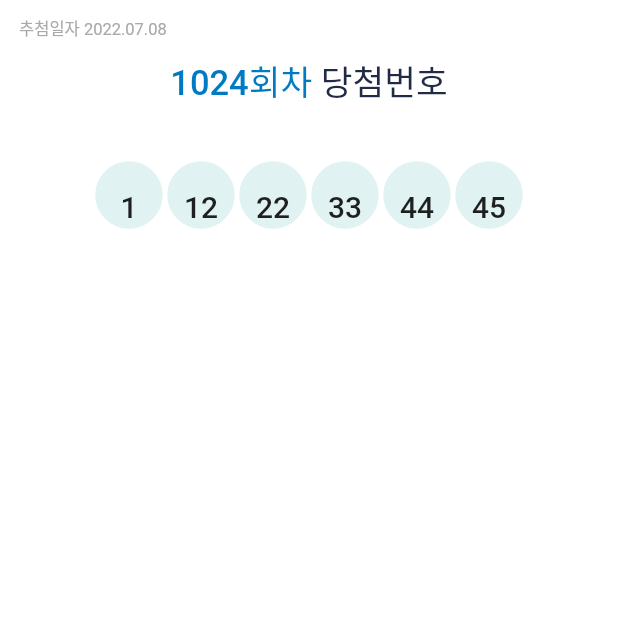
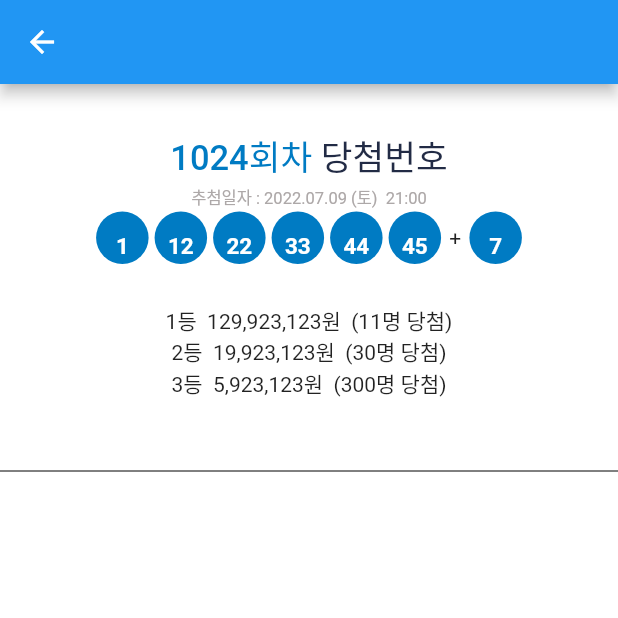
Before and after one commit to BangJihoon/Lottery_Bang, a Flutter app: the screen it shows after launch, after a tap on "건너뛰기", on a phone screen of 412 x 824 dp, the top half of it. Run offline on Flutter 3.47's test engine with Material 2 defaults, Android fonts, the phone set to English and light mode, and no system bars; drawn by our look-alikes of carousel_slider.

Commit message:
refactor : Extract Widget - titleText

```diff
--- a/lib/presentation/screens/home.dart
+++ b/lib/presentation/screens/home.dart
@@ -14,28 +14,29 @@ class _HomeState extends State<Home> {
   @override
   Widget build(BuildContext context) {
     return Scaffold(
+      appBar: AppBar(),
       body: SafeArea(
         child: Container(
           child: Center(
             child: Column(
                 children: [
-                  /// 추첨일자
-                  const Padding(
-                      padding : EdgeInsets.all(10.0),
-                      child: Align(
-                          alignment: Alignment.centerLeft,
-                          child:
-                            Text(' 추첨일자 2022.07.08  ',
-                            style: TextStyle(
-                                color: FColors.grey_3,
-                                fontSize: 11.0
+                  /// 최근 7게임 번호
+                  CarouselSlider(
+                    carouselController: _controller,
+                    options: CarouselOptions(
+                        height: 250.0,
+                        scrollDirection: Axis.horizontal,
+                        enlargeCenterPage: true,
+                        viewportFraction: 1.0,
                     ),
-                          ),
-                      ),
-                  ),
+                    items: [0, 1, 2, 3, 4, 5, 6 ,7 ].map((i) {
+                      return Builder(
+                        builder: (BuildContext context) {
+                          return Column(
+                            children : [
                               /// 타이틀
                               Padding(
-                    padding: const EdgeInsets.fromLTRB(15,0,15,10),
+                                padding: const EdgeInsets.fromLTRB(15,30,15,3),
                                 child: RichText(
                                   text: const TextSpan(
                                       style: TextStyle(color: FColors.blue,fontSize: 23.0, fontWeight: FontWeight.w500),
@@ -46,19 +47,18 @@ class _HomeState extends State<Home> {
                                   ),
                                 ),
                               ),
-                  /// 최근 7게임 번호
-                  CarouselSlider(
-                    carouselController: _controller,
-                    options: CarouselOptions(
-                        height: 100.0,
-                        scrollDirection: Axis.horizontal,
-                        enlargeCenterPage: true,
-                        viewportFraction: 1.0
+                              /// 추첨일자
+                              Align(
+                                alignment: Alignment.center,
+                                child:
+                                Text(' 추첨일자 : 2022.07.09 (토)  21:00 ',
+                                  style: TextStyle(
+                                      color: FColors.grey_3,
+                                      fontSize: 11.0
                                   ),
-                    items: [0, 1, 2, 3, 4, 5, 6 ,7 ].map((i) {
-                      return Builder(
-                        builder: (BuildContext context) {
-                          return Row(
+                                ),
+                              ),
+                              Row(
                                 mainAxisAlignment: MainAxisAlignment.center,
                                 children: [
                                   LotteryNumber('1'),
@@ -67,11 +67,20 @@ class _HomeState extends State<Home> {
                                   LotteryNumber('33'),
                                   LotteryNumber('44'),
                                   LotteryNumber('45'),
+                                  const Text(" + "),
+                                  LotteryNumber('7'),
                                 ],
+                              ),
+                              SizedBox(height: 25.0,),
+                              const Text("1등\t 129,923,123원 \t(11명 당첨)"),
+                              const Text("2등\t 19,923,123원 \t(30명 당첨)"),
+                              const Text("3등\t 5,923,123원 \t(300명 당첨)"),
+                            ]
                           );
                         }); //  <- 반복문을 이용한 contents를 만들어주었음 내용은 생략
                     }).toList(),
-                  )
+                  ),
+                  Divider(color: Colors.black,)
                 ],
               ),
             ),
@@ -88,19 +97,19 @@ class LotteryNumber extends StatelessWidget {
   @override
   Widget build(BuildContext context) {
     return Container(
-      width: 45,
-      height: 45,
+      width: 35,
+      height: 35,
       alignment: Alignment.bottomCenter,
-      margin: const EdgeInsets.all(1.5),
+      margin: const EdgeInsets.all(2),
       decoration: const BoxDecoration(
         shape: BoxShape.circle,
-        color: Color(0xFFe0f2f1),
+        color: FColors.blue,
       ),
       padding: const EdgeInsets.fromLTRB(0, 0, 0, 3),
       child: Text(
           number,
           textAlign: TextAlign.center,
-          style: const TextStyle(fontSize: 20.0,fontWeight: FontWeight.w500,) ),
+          style: const TextStyle(fontSize: 15.0,fontWeight: FontWeight.w700,color: FColors.white) ),
     );
   }
 
--- a/lib/presentation/screens/login_page.dart
+++ b/lib/presentation/screens/login_page.dart
@@ -17,24 +17,9 @@ class _LoginPageState extends State<LoginPage> {
           padding: const EdgeInsets.all(50.0),
           child:  Column(
             children: [
-              const SizedBox(
-                height: 50,
-              ),
-              RichText(
-                  text: const TextSpan(
-                      text: "동행",
-                      style: TextStyle(
-                          fontWeight: FontWeight.w700,
-                          fontSize: 48,
-                          color: FColors.orange),
-                      children: [
-                        TextSpan(
-                            text: "복권",
-                            style: TextStyle(color: FColors.logo))
-                      ]),
-                ),
+              TitleText(48.0,30.0),
               const Padding(
-                padding: EdgeInsets.all(40.0),
+                padding: EdgeInsets.fromLTRB(0,0,0,30),
                 child: Text(
                   '연동 로그인',
                   style: TextStyle(
@@ -137,3 +122,31 @@ class _LoginPageState extends State<LoginPage> {
     );
   }
 }
+
+class TitleText extends StatelessWidget {
+  TitleText(this.fontValue, this.paddingValue);
+
+  final double fontValue;
+  final double paddingValue;
+
+  @override
+  Widget build(BuildContext context) {
+    return Padding(
+      padding: EdgeInsets.all(paddingValue),
+      child: RichText(
+          text: TextSpan(
+              text: "동행",
+              style: TextStyle(
+                  fontWeight: FontWeight.w700,
+                  color: FColors.orange,
+                  fontSize: fontValue),
+              children: const [
+                 TextSpan(
+                    text: "복권",
+                    style: TextStyle(color: FColors.logo))
+              ]),
+        ),
+    );
+  }
+
+}
```
Lines whose indentation alone changed are shown as unchanged.
